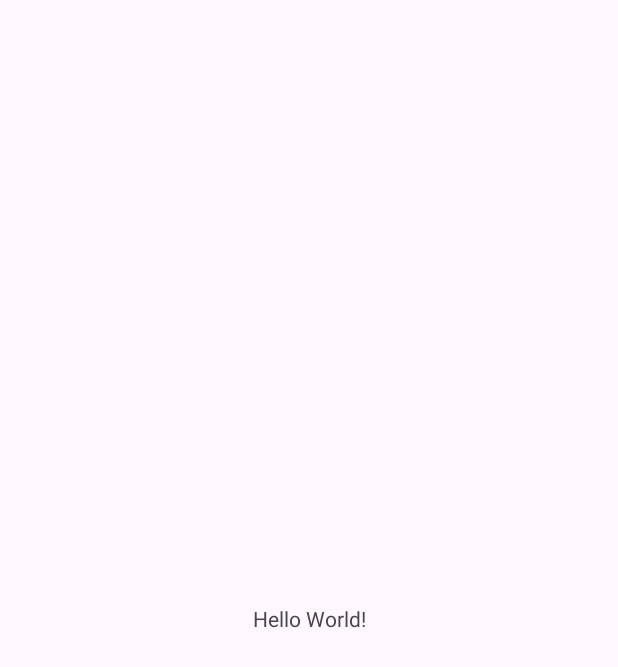
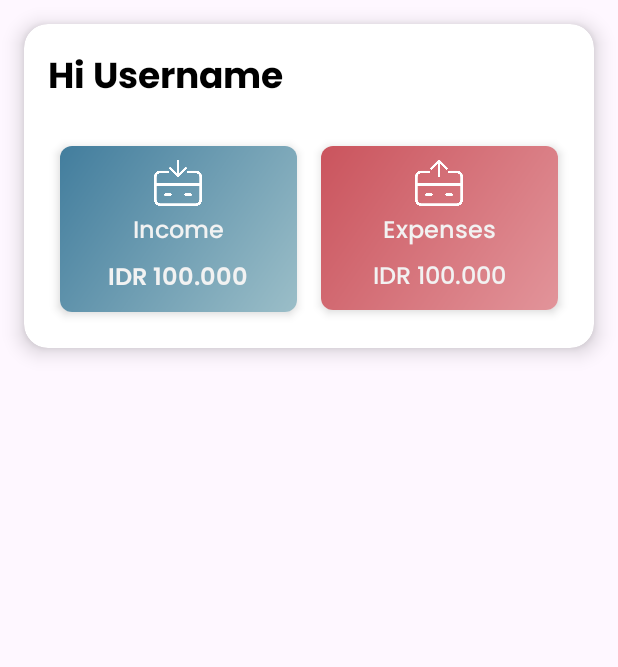
Before and after one commit to farisznafis/bangkit-financify, an Android app: the screen it shows after launch once a user with an empty profile is signed in (MainActivity), on a phone screen of 412 x 824 dp. Before the commit the part shown is almost empty. Shown: the top 667 px of the screen. Run offline under Robolectric (Android 15) with nearby library versions, the light colour scheme and no system bars; our stand-ins replace Firebase (no records; nobody signed in at launch, a user with empty details on screens opened directly).

Commit message:
Membuat bagian atas di homepage

```diff
--- /dev/null
+++ b/MD/app/src/main/res/drawable/expenses_background.xml
@@ -0,0 +1,8 @@
+<?xml version="1.0" encoding="utf-8"?>
+<shape xmlns:android="http://schemas.android.com/apk/res/android"
+    android:shape="rectangle">
+    <gradient
+        android:startColor="#E2949A"
+        android:endColor="#CA545D"
+        android:angle="135" />
+</shape>
--- a/MD/app/src/main/res/layout/activity_main.xml
+++ b/MD/app/src/main/res/layout/activity_main.xml
@@ -1,18 +1,123 @@
 <?xml version="1.0" encoding="utf-8"?>
-<androidx.constraintlayout.widget.ConstraintLayout xmlns:android="http://schemas.android.com/apk/res/android"
+<androidx.cardview.widget.CardView
+    xmlns:android="http://schemas.android.com/apk/res/android"
     xmlns:app="http://schemas.android.com/apk/res-auto"
-    xmlns:tools="http://schemas.android.com/tools"
     android:layout_width="match_parent"
-    android:layout_height="match_parent"
-    tools:context=".ui.view.main.MainActivity">
+    android:layout_height="wrap_content"
+    android:layout_margin="16dp"
+    app:cardElevation="8dp"
+    app:cardCornerRadius="16dp"
+    >
 
-    <TextView
-        android:layout_width="wrap_content"
+    <LinearLayout
+        android:layout_width="match_parent"
         android:layout_height="wrap_content"
-        android:text="Hello World!"
-        app:layout_constraintBottom_toBottomOf="parent"
-        app:layout_constraintEnd_toEndOf="parent"
-        app:layout_constraintStart_toStartOf="parent"
-        app:layout_constraintTop_toTopOf="parent" />
+        android:orientation="vertical"
+        android:padding="16dp">
 
-</androidx.constraintlayout.widget.ConstraintLayout>
+        <TextView
+            android:layout_width="wrap_content"
+            android:layout_height="wrap_content"
+            android:text="@string/hi_username"
+            android:fontFamily="@font/poppins_bold"
+            android:textSize="24sp"
+            android:textColor="#000000"/>
+
+        <LinearLayout
+            android:layout_width="match_parent"
+            android:layout_height="wrap_content"
+            android:orientation="horizontal"
+            android:weightSum="2"
+            android:layout_marginTop="16dp">
+
+            <androidx.cardview.widget.CardView
+                android:layout_width="0dp"
+                android:layout_height="wrap_content"
+                android:layout_weight="1"
+                android:layout_margin="8dp"
+                app:cardElevation="4dp"
+                app:cardCornerRadius="8dp">
+
+                <LinearLayout
+                    android:layout_width="match_parent"
+                    android:layout_height="wrap_content"
+                    android:orientation="vertical"
+                    android:gravity="center"
+                    android:padding="8dp"
+                    android:background="@drawable/background_gradient">
+
+                    <ImageView
+                        android:layout_width="32dp"
+                        android:layout_height="32dp"
+                        android:src="@drawable/income" />
+
+                    <TextView
+                        android:layout_width="wrap_content"
+                        android:layout_height="wrap_content"
+                        android:text="@string/income"
+                        android:textSize="16sp"
+                        android:fontFamily="@font/poppins_medium"
+                        android:textColor="#F2F2F2"
+                        android:layout_marginTop="4dp"/>
+
+                    <TextView
+                        android:layout_width="wrap_content"
+                        android:layout_height="wrap_content"
+                        android:text="@string/money_income"
+                        android:textSize="16sp"
+                        android:fontFamily="@font/poppins_semibold"
+                        android:textColor="#F2F2F2"
+                        android:layout_marginTop="4dp"/>
+
+                </LinearLayout>
+
+            </androidx.cardview.widget.CardView>
+
+            <androidx.cardview.widget.CardView
+                android:layout_width="0dp"
+                android:layout_height="wrap_content"
+                android:layout_weight="1"
+                android:layout_margin="8dp"
+                app:cardElevation="4dp"
+                app:cardCornerRadius="8dp">
+
+                <LinearLayout
+                    android:layout_width="match_parent"
+                    android:layout_height="wrap_content"
+                    android:orientation="vertical"
+                    android:gravity="center"
+                    android:padding="8dp"
+                    android:background="@drawable/expenses_background">
+
+                    <ImageView
+                        android:layout_width="32dp"
+                        android:layout_height="32dp"
+                        android:src="@drawable/expenses" />
+
+                    <TextView
+                        android:layout_width="wrap_content"
+                        android:layout_height="wrap_content"
+                        android:text="@string/expenses"
+                        android:textSize="16sp"
+                        android:fontFamily="@font/poppins_medium"
+                        android:textColor="#F2F2F2"
+                        android:layout_marginTop="4dp"/>
+
+                    <TextView
+                        android:layout_width="wrap_content"
+                        android:layout_height="wrap_content"
+                        android:text="@string/money_expenses"
+                        android:textSize="16sp"
+                        android:fontFamily="@font/poppins_medium"
+                        android:textColor="#F2F2F2"
+                        android:layout_marginTop="4dp"/>
+
+                </LinearLayout>
+
+            </androidx.cardview.widget.CardView>
+
+        </LinearLayout>
+
+    </LinearLayout>
+
+</androidx.cardview.widget.CardView>
--- a/MD/app/src/main/res/values/strings.xml
+++ b/MD/app/src/main/res/values/strings.xml
@@ -10,4 +10,9 @@
     <string name="register">Register</string>
     <string name="lets_getting_start">Let\'s Getting Started!</string>
     <string name="password_error_message">password kurang dari 8 karakter</string>
+    <string name="hi_username">Hi Username</string>
+    <string name="income">Income</string>
+    <string name="money_income">IDR 100.000</string>
+    <string name="money_expenses">IDR 100.000</string>
+    <string name="expenses">Expenses</string>
 </resources>
```
Also changed, not shown: MD/app/src/main/res/drawable/expenses.png (added), MD/app/src/main/res/drawable/income.png (added).
